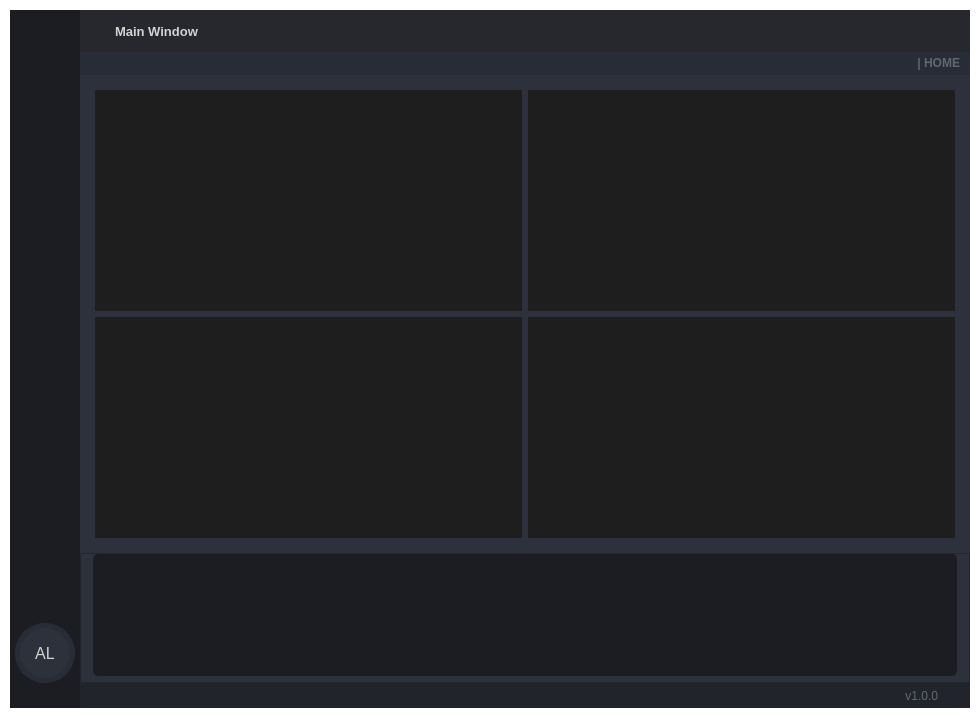
Old version of the form visuals/GUI_BASE.ui in the repository dariolggomez/HEATS-BOARD.
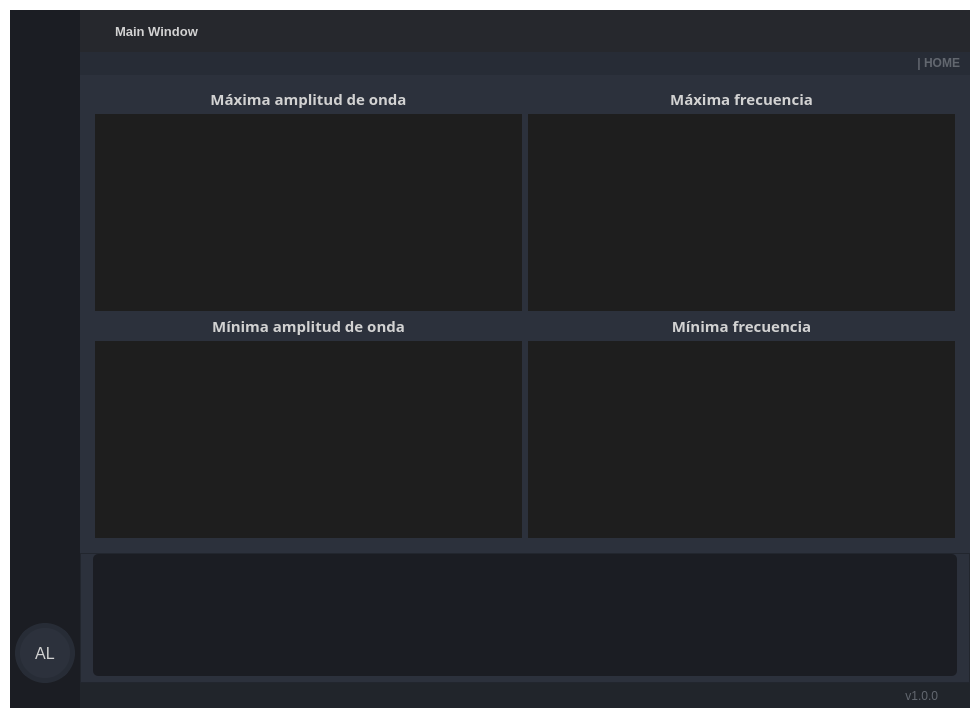
New version of the form. Icons and pictures are not drawn.

Commit message: updated ui and some fonts colors

Patch:
```diff
--- a/visuals/GUI_BASE.ui
+++ b/visuals/GUI_BASE.ui
@@ -1629,7 +1629,7 @@
                   <property name="styleSheet">
                    <string notr="true">background: transparent;
 /*background-color: rgb(255, 255, 255);*/
-color: rgb(85, 170, 255);</string>
+color: rgb(210, 210, 210);</string>
                   </property>
                   <property name="currentIndex">
                    <number>1</number>
@@ -2594,6 +2594,9 @@
                           <enum>QFrame::Raised</enum>
                          </property>
                          <layout class="QVBoxLayout" name="verticalLayout_17">
+                          <property name="spacing">
+                           <number>4</number>
+                          </property>
                           <property name="leftMargin">
                            <number>0</number>
                           </property>
@@ -2606,6 +2609,30 @@
                           <property name="bottomMargin">
                            <number>0</number>
                           </property>
+                          <item>
+                           <widget class="QLabel" name="label">
+                            <property name="maximumSize">
+                             <size>
+                              <width>16777215</width>
+                              <height>20</height>
+                             </size>
+                            </property>
+                            <property name="font">
+                             <font>
+                              <family>Segoe UI Semibold</family>
+                              <pointsize>11</pointsize>
+                              <weight>75</weight>
+                              <bold>true</bold>
+                             </font>
+                            </property>
+                            <property name="text">
+                             <string>Máxima amplitud de onda</string>
+                            </property>
+                            <property name="alignment">
+                             <set>Qt::AlignBottom|Qt::AlignHCenter</set>
+                            </property>
+                           </widget>
+                          </item>
                           <item>
                            <widget class="QTableWidget" name="maxAmplitudeTable">
                             <property name="enabled">
@@ -2629,9 +2656,9 @@
                                <colorrole role="WindowText">
                                 <brush brushstyle="SolidPattern">
                                  <color alpha="255">
-                                  <red>85</red>
-                                  <green>170</green>
-                                  <blue>255</blue>
+                                  <red>210</red>
+                                  <green>210</green>
+                                  <blue>210</blue>
                                  </color>
                                 </brush>
                                </colorrole>
@@ -2647,18 +2674,18 @@
                                <colorrole role="Text">
                                 <brush brushstyle="SolidPattern">
                                  <color alpha="255">
-                                  <red>85</red>
-                                  <green>170</green>
-                                  <blue>255</blue>
+                                  <red>210</red>
+                                  <green>210</green>
+                                  <blue>210</blue>
                                  </color>
                                 </brush>
                                </colorrole>
                                <colorrole role="ButtonText">
                                 <brush brushstyle="SolidPattern">
                                  <color alpha="255">
-                                  <red>85</red>
-                                  <green>170</green>
-                                  <blue>255</blue>
+                                  <red>210</red>
+                                  <green>210</green>
+                                  <blue>210</blue>
                                  </color>
                                 </brush>
                                </colorrole>
@@ -2683,9 +2710,9 @@
                                <colorrole role="PlaceholderText">
                                 <brush brushstyle="NoBrush">
                                  <color alpha="128">
-                                  <red>85</red>
-                                  <green>170</green>
-                                  <blue>255</blue>
+                                  <red>210</red>
+                                  <green>210</green>
+                                  <blue>210</blue>
                                  </color>
                                 </brush>
                                </colorrole>
@@ -2694,9 +2721,9 @@
                                <colorrole role="WindowText">
                                 <brush brushstyle="SolidPattern">
                                  <color alpha="255">
-                                  <red>85</red>
-                                  <green>170</green>
-                                  <blue>255</blue>
+                                  <red>210</red>
+                                  <green>210</green>
+                                  <blue>210</blue>
                                  </color>
                                 </brush>
                                </colorrole>
@@ -2712,18 +2739,18 @@
                                <colorrole role="Text">
                                 <brush brushstyle="SolidPattern">
                                  <color alpha="255">
-                                  <red>85</red>
-                                  <green>170</green>
-                                  <blue>255</blue>
+                                  <red>210</red>
+                                  <green>210</green>
+                                  <blue>210</blue>
                                  </color>
                                 </brush>
                                </colorrole>
                                <colorrole role="ButtonText">
                                 <brush brushstyle="SolidPattern">
                                  <color alpha="255">
-                                  <red>85</red>
-                                  <green>170</green>
-                                  <blue>255</blue>
+                                  <red>210</red>
+                                  <green>210</green>
+                                  <blue>210</blue>
                                  </color>
                                 </brush>
                                </colorrole>
@@ -2748,9 +2775,9 @@
                                <colorrole role="PlaceholderText">
                                 <brush brushstyle="NoBrush">
                                  <color alpha="128">
-                                  <red>85</red>
-                                  <green>170</green>
-                                  <blue>255</blue>
+                                  <red>210</red>
+                                  <green>210</green>
+                                  <blue>210</blue>
                                  </color>
                                 </brush>
                                </colorrole>
@@ -2759,9 +2786,9 @@
                                <colorrole role="WindowText">
                                 <brush brushstyle="SolidPattern">
                                  <color alpha="255">
-                                  <red>85</red>
-                                  <green>170</green>
-                                  <blue>255</blue>
+                                  <red>210</red>
+                                  <green>210</green>
+                                  <blue>210</blue>
                                  </color>
                                 </brush>
                                </colorrole>
@@ -2777,18 +2804,18 @@
                                <colorrole role="Text">
                                 <brush brushstyle="SolidPattern">
                                  <color alpha="255">
-                                  <red>85</red>
-                                  <green>170</green>
-                                  <blue>255</blue>
+                                  <red>210</red>
+                                  <green>210</green>
+                                  <blue>210</blue>
                                  </color>
                                 </brush>
                                </colorrole>
                                <colorrole role="ButtonText">
                                 <brush brushstyle="SolidPattern">
                                  <color alpha="255">
-                                  <red>85</red>
-                                  <green>170</green>
-                                  <blue>255</blue>
+                                  <red>210</red>
+                                  <green>210</green>
+                                  <blue>210</blue>
                                  </color>
                                 </brush>
                                </colorrole>
@@ -2813,9 +2840,9 @@
                                <colorrole role="PlaceholderText">
                                 <brush brushstyle="NoBrush">
                                  <color alpha="128">
-                                  <red>85</red>
-                                  <green>170</green>
-                                  <blue>255</blue>
+                                  <red>210</red>
+                                  <green>210</green>
+                                  <blue>210</blue>
                                  </color>
                                 </brush>
                                </colorrole>
@@ -2983,6 +3010,9 @@
                           <enum>QFrame::Raised</enum>
                          </property>
                          <layout class="QVBoxLayout" name="verticalLayout_18">
+                          <property name="spacing">
+                           <number>4</number>
+                          </property>
                           <property name="leftMargin">
                            <number>0</number>
                           </property>
@@ -2995,6 +3025,30 @@
                           <property name="bottomMargin">
                            <number>0</number>
                           </property>
+                          <item>
+                           <widget class="QLabel" name="label_2">
+                            <property name="maximumSize">
+                             <size>
+                              <width>16777215</width>
+                              <height>20</height>
+                             </size>
+                            </property>
+                            <property name="font">
+                             <font>
+                              <family>Segoe UI Semibold</family>
+                              <pointsize>11</pointsize>
+                              <weight>75</weight>
+                              <bold>true</bold>
+                             </font>
+                            </property>
+                            <property name="text">
+                             <string>Máxima frecuencia</string>
+                            </property>
+                            <property name="alignment">
+                             <set>Qt::AlignBottom|Qt::AlignHCenter</set>
+                            </property>
+                           </widget>
+                          </item>
                           <item>
                            <widget class="QTableWidget" name="maxFrequencyTable">
                             <property name="enabled">
@@ -3018,9 +3072,9 @@
                                <colorrole role="WindowText">
                                 <brush brushstyle="SolidPattern">
                                  <color alpha="255">
-                                  <red>85</red>
-                                  <green>170</green>
-                                  <blue>255</blue>
+                                  <red>210</red>
+                                  <green>210</green>
+                                  <blue>210</blue>
                                  </color>
                                 </brush>
                                </colorrole>
@@ -3036,18 +3090,18 @@
                                <colorrole role="Text">
                                 <brush brushstyle="SolidPattern">
                                  <color alpha="255">
-                                  <red>85</red>
-                                  <green>170</green>
-                                  <blue>255</blue>
+                                  <red>210</red>
+                                  <green>210</green>
+                                  <blue>210</blue>
                                  </color>
                                 </brush>
                                </colorrole>
                                <colorrole role="ButtonText">
                                 <brush brushstyle="SolidPattern">
                                  <color alpha="255">
-                                  <red>85</red>
-                                  <green>170</green>
-                                  <blue>255</blue>
+                                  <red>210</red>
+                                  <green>210</green>
+                                  <blue>210</blue>
                                  </color>
                                 </brush>
                                </colorrole>
@@ -3072,9 +3126,9 @@
                                <colorrole role="PlaceholderText">
                                 <brush brushstyle="NoBrush">
                                  <color alpha="128">
-                                  <red>85</red>
-                                  <green>170</green>
-                                  <blue>255</blue>
+                                  <red>210</red>
+                                  <green>210</green>
+                                  <blue>210</blue>
                                  </color>
                                 </brush>
                                </colorrole>
@@ -3083,9 +3137,9 @@
                                <colorrole role="WindowText">
                                 <brush brushstyle="SolidPattern">
                                  <color alpha="255">
-                                  <red>85</red>
-                                  <green>170</green>
-                                  <blue>255</blue>
+                                  <red>210</red>
+                                  <green>210</green>
+                                  <blue>210</blue>
                                  </color>
                                 </brush>
                                </colorrole>
@@ -3101,18 +3155,18 @@
                                <colorrole role="Text">
                                 <brush brushstyle="SolidPattern">
                                  <color alpha="255">
-                                  <red>85</red>
-                                  <green>170</green>
-                                  <blue>255</blue>
+                                  <red>210</red>
+                                  <green>210</green>
+                                  <blue>210</blue>
                                  </color>
                                 </brush>
                                </colorrole>
                                <colorrole role="ButtonText">
                                 <brush brushstyle="SolidPattern">
                                  <color alpha="255">
-                                  <red>85</red>
-                                  <green>170</green>
-                                  <blue>255</blue>
+                                  <red>210</red>
+                                  <green>210</green>
+                                  <blue>210</blue>
                                  </color>
                                 </brush>
                                </colorrole>
@@ -3137,9 +3191,9 @@
                                <colorrole role="PlaceholderText">
                                 <brush brushstyle="NoBrush">
                                  <color alpha="128">
-                                  <red>85</red>
-                                  <green>170</green>
-                                  <blue>255</blue>
+                                  <red>210</red>
+                                  <green>210</green>
+                                  <blue>210</blue>
                                  </color>
                                 </brush>
                                </colorrole>
@@ -3148,9 +3202,9 @@
                                <colorrole role="WindowText">
                                 <brush brushstyle="SolidPattern">
                                  <color alpha="255">
-                                  <red>85</red>
-                                  <green>170</green>
-                                  <blue>255</blue>
+                                  <red>210</red>
+                                  <green>210</green>
+                                  <blue>210</blue>
                                  </color>
                                 </brush>
                                </colorrole>
@@ -3166,18 +3220,18 @@
                                <colorrole role="Text">
                                 <brush brushstyle="SolidPattern">
                                  <color alpha="255">
-                                  <red>85</red>
-                                  <green>170</green>
-                                  <blue>255</blue>
+                                  <red>210</red>
+                                  <green>210</green>
+                                  <blue>210</blue>
                                  </color>
                                 </brush>
                                </colorrole>
                                <colorrole role="ButtonText">
                                 <brush brushstyle="SolidPattern">
                                  <color alpha="255">
-                                  <red>85</red>
-                                  <green>170</green>
-                                  <blue>255</blue>
+                                  <red>210</red>
+                                  <green>210</green>
+                                  <blue>210</blue>
                                  </color>
                                 </brush>
                                </colorrole>
@@ -3202,9 +3256,9 @@
                                <colorrole role="PlaceholderText">
                                 <brush brushstyle="NoBrush">
                                  <color alpha="128">
-                                  <red>85</red>
-                                  <green>170</green>
-                                  <blue>255</blue>
+                                  <red>210</red>
+                                  <green>210</green>
+                                  <blue>210</blue>
                                  </color>
                                 </brush>
                                </colorrole>
@@ -3372,6 +3426,9 @@
                           <enum>QFrame::Raised</enum>
                          </property>
                          <layout class="QVBoxLayout" name="verticalLayout_19">
+                          <property name="spacing">
+                           <number>4</number>
+                          </property>
                           <property name="leftMargin">
                            <number>0</number>
                           </property>
@@ -3384,6 +3441,30 @@
                           <property name="bottomMargin">
                            <number>0</number>
                           </property>
+                          <item>
+                           <widget class="QLabel" name="label_3">
+                            <property name="maximumSize">
+                             <size>
+                              <width>16777215</width>
+                              <height>20</height>
+                             </size>
+                            </property>
+                            <property name="font">
+                             <font>
+                              <family>Segoe UI Semibold</family>
+                              <pointsize>11</pointsize>
+                              <weight>75</weight>
+                              <bold>true</bold>
+                             </font>
+                            </property>
+                            <property name="text">
+                             <string>Mínima amplitud de onda</string>
+                            </property>
+                            <property name="alignment">
+                             <set>Qt::AlignBottom|Qt::AlignHCenter</set>
+                            </property>
+                           </widget>
+                          </item>
                           <item>
                            <widget class="QTableWidget" name="minAmplitudeTable">
                             <property name="enabled">
@@ -3407,9 +3488,9 @@
                                <colorrole role="WindowText">
                                 <brush brushstyle="SolidPattern">
                                  <color alpha="255">
-                                  <red>85</red>
-                                  <green>170</green>
-                                  <blue>255</blue>
+                                  <red>210</red>
+                                  <green>210</green>
+                                  <blue>210</blue>
                                  </color>
                                 </brush>
                                </colorrole>
@@ -3425,18 +3506,18 @@
                                <colorrole role="Text">
                                 <brush brushstyle="SolidPattern">
                                  <color alpha="255">
-                                  <red>85</red>
-                                  <green>170</green>
-                                  <blue>255</blue>
+                                  <red>210</red>
+                                  <green>210</green>
+                                  <blue>210</blue>
                                  </color>
                                 </brush>
                                </colorrole>
                                <colorrole role="ButtonText">
                                 <brush brushstyle="SolidPattern">
                                  <color alpha="255">
-                                  <red>85</red>
-                                  <green>170</green>
-                                  <blue>255</blue>
+                                  <red>210</red>
+                                  <green>210</green>
+                                  <blue>210</blue>
                                  </color>
                                 </brush>
                                </colorrole>
@@ -3461,9 +3542,9 @@
                                <colorrole role="PlaceholderText">
                                 <brush brushstyle="NoBrush">
                                  <color alpha="128">
-                                  <red>85</red>
-                                  <green>170</green>
-                                  <blue>255</blue>
+                                  <red>210</red>
+                                  <green>210</green>
+                                  <blue>210</blue>
                                  </color>
                                 </brush>
                                </colorrole>
@@ -3472,9 +3553,9 @@
                                <colorrole role="WindowText">
                                 <brush brushstyle="SolidPattern">
                                  <color alpha="255">
-                                  <red>85</red>
-                                  <green>170</green>
-                                  <blue>255</blue>
+                                  <red>210</red>
+                                  <green>210</green>
+                                  <blue>210</blue>
                                  </color>
                                 </brush>
                                </colorrole>
@@ -3490,18 +3571,18 @@
                                <colorrole role="Text">
                                 <brush brushstyle="SolidPattern">
                                  <color alpha="255">
-                                  <red>85</red>
-                                  <green>170</green>
-                                  <blue>255</blue>
+                                  <red>210</red>
+                                  <green>210</green>
+                                  <blue>210</blue>
                                  </color>
                                 </brush>
                                </colorrole>
                                <colorrole role="ButtonText">
                                 <brush brushstyle="SolidPattern">
                                  <color alpha="255">
-                                  <red>85</red>
-                                  <green>170</green>
-                                  <blue>255</blue>
+                                  <red>210</red>
+                                  <green>210</green>
+                                  <blue>210</blue>
                                  </color>
                                 </brush>
                                </colorrole>
@@ -3526,9 +3607,9 @@
                                <colorrole role="PlaceholderText">
                                 <brush brushstyle="NoBrush">
                                  <color alpha="128">
-                                  <red>85</red>
-                                  <green>170</green>
-                                  <blue>255</blue>
+                                  <red>210</red>
+                                  <green>210</green>
+                                  <blue>210</blue>
                                  </color>
                                 </brush>
                                </colorrole>
@@ -3537,9 +3618,9 @@
                                <colorrole role="WindowText">
                                 <brush brushstyle="SolidPattern">
                                  <color alpha="255">
-                                  <red>85</red>
-                                  <green>170</green>
-                                  <blue>255</blue>
+                                  <red>210</red>
+                                  <green>210</green>
+                                  <blue>210</blue>
                                  </color>
                                 </brush>
                                </colorrole>
@@ -3555,18 +3636,18 @@
                                <colorrole role="Text">
                                 <brush brushstyle="SolidPattern">
                                  <color alpha="255">
-                                  <red>85</red>
-                                  <green>170</green>
-                                  <blue>255</blue>
+                                  <red>210</red>
+                                  <green>210</green>
+                                  <blue>210</blue>
                                  </color>
                                 </brush>
                                </colorrole>
                                <colorrole role="ButtonText">
                                 <brush brushstyle="SolidPattern">
                                  <color alpha="255">
-                                  <red>85</red>
-                                  <green>170</green>
-                                  <blue>255</blue>
+                                  <red>210</red>
+                                  <green>210</green>
+                                  <blue>210</blue>
                                  </color>
                                 </brush>
                                </colorrole>
@@ -3591,9 +3672,9 @@
                                <colorrole role="PlaceholderText">
                                 <brush brushstyle="NoBrush">
                                  <color alpha="128">
-                                  <red>85</red>
-                                  <green>170</green>
-                                  <blue>255</blue>
+                                  <red>210</red>
+                                  <green>210</green>
+                                  <blue>210</blue>
                                  </color>
                                 </brush>
                                </colorrole>
@@ -3761,6 +3842,9 @@
                           <enum>QFrame::Raised</enum>
                          </property>
                          <layout class="QVBoxLayout" name="verticalLayout_20">
+                          <property name="spacing">
+                           <number>4</number>
+                          </property>
                           <property name="leftMargin">
                            <number>0</number>
                           </property>
@@ -3773,6 +3857,30 @@
                           <property name="bottomMargin">
                            <number>0</number>
                           </property>
+                          <item>
+                           <widget class="QLabel" name="label_4">
+                            <property name="maximumSize">
+                             <size>
+                              <width>16777215</width>
+                              <height>20</height>
+                             </size>
+                            </property>
+                            <property name="font">
+                             <font>
+                              <family>Segoe UI Semibold</family>
+                              <pointsize>11</pointsize>
+                              <weight>75</weight>
+                              <bold>true</bold>
+                             </font>
+                            </property>
+                            <property name="text">
+                             <string>Mínima frecuencia</string>
+                            </property>
+                            <property name="alignment">
+                             <set>Qt::AlignBottom|Qt::AlignHCenter</set>
+                            </property>
+                           </widget>
+                          </item>
                           <item>
                            <widget class="QTableWidget" name="minFrequencyTable">
                             <property name="enabled">
@@ -3796,9 +3904,9 @@
                                <colorrole role="WindowText">
                                 <brush brushstyle="SolidPattern">
                                  <color alpha="255">
-                                  <red>85</red>
-                                  <green>170</green>
-                                  <blue>255</blue>
+                                  <red>210</red>
+                                  <green>210</green>
+                                  <blue>210</blue>
                                  </color>
                                 </brush>
                                </colorrole>
@@ -3814,18 +3922,18 @@
                                <colorrole role="Text">
                                 <brush brushstyle="SolidPattern">
                                  <color alpha="255">
-                                  <red>85</red>
-                                  <green>170</green>
-                                  <blue>255</blue>
+                                  <red>210</red>
+                                  <green>210</green>
+                                  <blue>210</blue>
                                  </color>
                                 </brush>
                                </colorrole>
                                <colorrole role="ButtonText">
                                 <brush brushstyle="SolidPattern">
                                  <color alpha="255">
-                                  <red>85</red>
-                                  <green>170</green>
-                                  <blue>255</blue>
+                                  <red>210</red>
+                                  <green>210</green>
+                                  <blue>210</blue>
                                  </color>
                                 </brush>
                                </colorrole>
@@ -3850,9 +3958,9 @@
                                <colorrole role="PlaceholderText">
                                 <brush brushstyle="NoBrush">
                                  <color alpha="128">
-                                  <red>85</red>
-                                  <green>170</green>
-                                  <blue>255</blue>
+                                  <red>210</red>
+                                  <green>210</green>
+                                  <blue>210</blue>
                                  </color>
                                 </brush>
                                </colorrole>
@@ -3861,9 +3969,9 @@
                                <colorrole role="WindowText">
                                 <brush brushstyle="SolidPattern">
                                  <color alpha="255">
-                                  <red>85</red>
-                                  <green>170</green>
-                                  <blue>255</blue>
+                                  <red>210</red>
+                                  <green>210</green>
+                                  <blue>210</blue>
                                  </color>
                                 </brush>
                                </colorrole>
@@ -3879,18 +3987,18 @@
                                <colorrole role="Text">
                                 <brush brushstyle="SolidPattern">
                                  <color alpha="255">
-                                  <red>85</red>
-                                  <green>170</green>
-                                  <blue>255</blue>
+                                  <red>210</red>
+                                  <green>210</green>
+                                  <blue>210</blue>
                                  </color>
                                 </brush>
                                </colorrole>
                                <colorrole role="ButtonText">
                                 <brush brushstyle="SolidPattern">
                                  <color alpha="255">
-                                  <red>85</red>
-                                  <green>170</green>
-                                  <blue>255</blue>
+                                  <red>210</red>
+                                  <green>210</green>
+                                  <blue>210</blue>
                                  </color>
                                 </brush>
                                </colorrole>
@@ -3915,9 +4023,9 @@
                                <colorrole role="PlaceholderText">
                                 <brush brushstyle="NoBrush">
                                  <color alpha="128">
-                                  <red>85</red>
-                                  <green>170</green>
-                                  <blue>255</blue>
+                                  <red>210</red>
+                                  <green>210</green>
+                                  <blue>210</blue>
                                  </color>
                                 </brush>
                                </colorrole>
@@ -3926,9 +4034,9 @@
                                <colorrole role="WindowText">
                                 <brush brushstyle="SolidPattern">
                                  <color alpha="255">
-                                  <red>85</red>
-                                  <green>170</green>
-                                  <blue>255</blue>
+                                  <red>210</red>
+                                  <green>210</green>
+                                  <blue>210</blue>
                                  </color>
                                 </brush>
                                </colorrole>
@@ -3944,18 +4052,18 @@
                                <colorrole role="Text">
                                 <brush brushstyle="SolidPattern">
                                  <color alpha="255">
-                                  <red>85</red>
-                                  <green>170</green>
-                                  <blue>255</blue>
+                                  <red>210</red>
+                                  <green>210</green>
+                                  <blue>210</blue>
                                  </color>
                                 </brush>
                                </colorrole>
                                <colorrole role="ButtonText">
                                 <brush brushstyle="SolidPattern">
                                  <color alpha="255">
-                                  <red>85</red>
-                                  <green>170</green>
-                                  <blue>255</blue>
+                                  <red>210</red>
+                                  <green>210</green>
+                                  <blue>210</blue>
                                  </color>
                                 </brush>
                                </colorrole>
@@ -3980,9 +4088,9 @@
                                <colorrole role="PlaceholderText">
                                 <brush brushstyle="NoBrush">
                                  <color alpha="128">
-                                  <red>85</red>
-                                  <green>170</green>
-                                  <blue>255</blue>
+                                  <red>210</red>
+                                  <green>210</green>
+                                  <blue>210</blue>
                                  </color>
                                 </brush>
                                </colorrole>
```
Left out of the diff: 216 changed lines with no effect on the pictures. The commit also changes 1 other file.
